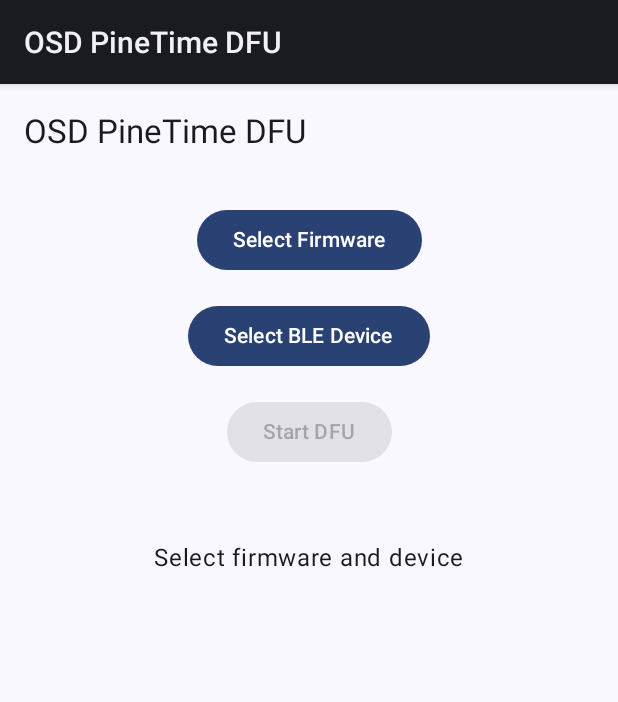
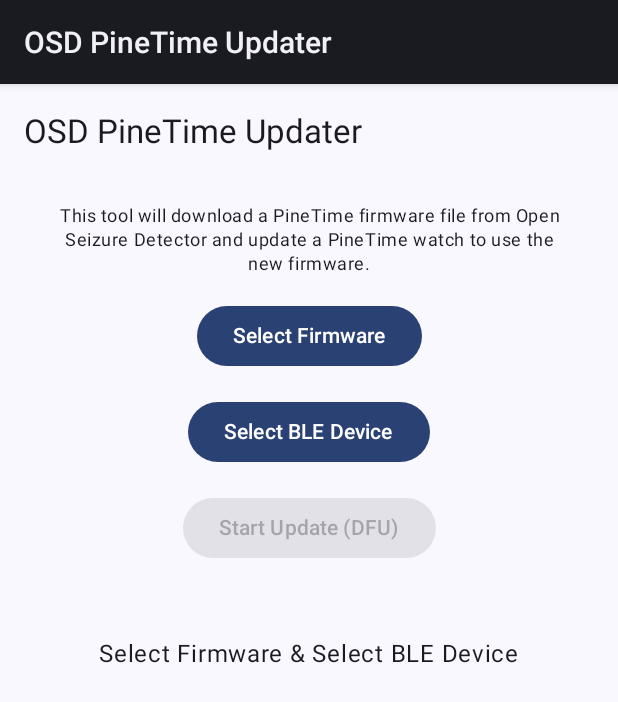
Before and after one commit to OpenSeizureDetector/Android_PineTime_Updater, an Android app built with Jetpack Compose: the screen it shows after launch (MainActivity), on a phone screen of 412 x 824 dp. Shown: the top 702 px of the screen. Run offline under Robolectric (Android 15) with nearby library versions, the phone set to English and light mode, and no system bars; our stand-ins replace Dagger/Hilt's generated code; libraries missing offline, so code that uses them is left out: com.jakewharton.retrofit2.

Commit message:
extracting text resources to strings.xml file

```diff
--- a/app/src/main/java/uk/org/openseizuredetector/pinetime/ui/MainScreen.kt
+++ b/app/src/main/java/uk/org/openseizuredetector/pinetime/ui/MainScreen.kt
@@ -13,6 +13,7 @@ import androidx.compose.ui.Alignment
 import androidx.compose.ui.Modifier
 import androidx.compose.ui.res.stringResource
 import androidx.compose.ui.text.font.FontWeight
+import androidx.compose.ui.text.style.TextAlign
 import androidx.compose.ui.unit.dp
 import androidx.hilt.navigation.compose.hiltViewModel
 import com.google.accompanist.permissions.ExperimentalPermissionsApi
@@ -92,15 +93,23 @@ fun MainScreen() {
                 verticalArrangement = Arrangement.spacedBy(16.dp),
                 horizontalAlignment = Alignment.CenterHorizontally
             ) {
+                // Added descriptive text below the app bar
+                Text(
+                    text = stringResource(R.string.app_description),
+                    style = MaterialTheme.typography.bodySmall,
+                    textAlign = TextAlign.Center,
+                    modifier = Modifier.padding(horizontal = 16.dp)
+                )
+
                 Button(onClick = {
                     firmwareViewModel.fetchFirmwareIndex()
                     showFirmwareDialog = true
                 }) {
-                    Text(text = "Select Firmware")
+                    Text(text = stringResource(R.string.select_firmware))
                 }
 
                 Button(onClick = { showScanner = true }) {
-                    Text(text = "Select BLE Device")
+                    Text(text = stringResource(R.string.select_ble_device))
                 }
 
                 val canStartDfu = firmwareUri != null &&
@@ -113,14 +122,14 @@ fun MainScreen() {
                     },
                     enabled = canStartDfu
                 ) {
-                    Text(text = "Start DFU")
+                    Text(text = stringResource(R.string.start_dfu))
                 }
 
                 // Dynamic status text area
                 val statusText = when {
-                    firmwareUri == null && selectedDevice == null -> "Select firmware and device"
-                    firmwareUri == null -> "Select firmware"
-                    selectedDevice == null -> "Select device"
+                    firmwareUri == null && selectedDevice == null -> stringResource(R.string.select_firmware) + " & " + stringResource(R.string.select_ble_device)
+                    firmwareUri == null -> stringResource(R.string.select_firmware)
+                    selectedDevice == null -> stringResource(R.string.select_ble_device)
                     else -> "Ready to start"
                 }
 
@@ -129,28 +138,28 @@ fun MainScreen() {
                 // DFU Status Display
                 when (val state = dfuState) {
                     is DfuUiState.Waiting -> {
-                        Text(text = "Waiting for device...")
+                        Text(text = stringResource(R.string.waiting_for_device))
                         CircularProgressIndicator()
                     }
                     is DfuUiState.InProgress -> {
                         LinearProgressIndicator(progress = state.progress / 100f)
-                        Text(text = "DFU in progress: ${state.progress}%")
+                        Text(text = stringResource(R.string.dfu_in_progress) + ": ${state.progress}%")
                     }
                     is DfuUiState.Success -> {
-                        Text(text = "DFU Successful!")
+                        Text(text = stringResource(R.string.dfu_successful))
                     }
                     is DfuUiState.Error -> {
-                        Text(text = "DFU Error: ${state.message}")
+                        Text(text = stringResource(R.string.dfu_error) + ": ${state.message}")
                     }
                     is DfuUiState.Idle -> {
                         // In Idle state, show the selection status
                         Text(text = statusText)
                         // Also show the selected file and device
                         firmwareUri?.let {
-                            Text(text = "Firmware: ${it.lastPathSegment}")
+                            Text(text = stringResource(R.string.firmware) + ": ${it.lastPathSegment}")
                         }
                         selectedDevice?.let {
-                            Text(text = "Device: $it")
+                            Text(text = stringResource(R.string.device) + ": $it")
                         }
                     }
                 }
@@ -158,11 +167,11 @@ fun MainScreen() {
                 // Download progress is shown separately and is always visible when downloading
                 if (downloadState is DownloadState.Downloading) {
                     LinearProgressIndicator(progress = downloadState.progress / 100f)
-                    Text(text = "Downloading firmware: ${downloadState.progress}%")
+                    Text(text = stringResource(R.string.downloading_firmware) + ": ${downloadState.progress}%")
                 }
 
                 if (postNotificationPermission?.status?.isGranted == false) {
-                    Text("Notification permission is required to run the DFU process.")
+                    Text(stringResource(R.string.notification_permission_error))
                 }
             }
         }
@@ -203,7 +212,8 @@ private fun FirmwareDialog(
                                     .clickable {
                                         onFirmwareSelected(release)
                                         onDismiss()
-                                    }.padding(vertical = 8.dp)
+                                    }
+                                    .padding(vertical = 8.dp)
                             )
                         }
                     }
--- a/app/src/main/res/values/strings.xml
+++ b/app/src/main/res/values/strings.xml
@@ -31,8 +31,21 @@
   -->
 
 <resources>
-    <string name="app_name">OSD PineTime DFU</string>
+    <string name="app_name">OSD PineTime Updater</string>
+    <string name="app_title">OpenSeizureDetector PineTime Firmware Updater</string>
 
     <string name="dfu_channel_name">Progress</string>
     <string name="dfu_channel_description">DFU operation progress.</string>
+    <string name="app_description">This tool will download a PineTime firmware file from Open Seizure Detector and update a PineTime watch to use the new firmware.</string>
+    <string name="start_dfu">Start Update (DFU)</string>
+    <string name="select_firmware">Select Firmware</string>
+    <string name="select_ble_device">Select BLE Device</string>
+    <string name="waiting_for_device">Waiting for device...</string>
+    <string name="dfu_successful">DFU Successful!</string>
+    <string name="dfu_in_progress">DFU in progress</string>
+    <string name="dfu_error">DFU Error</string>
+    <string name="firmware">Firmware</string>
+    <string name="device">Device</string>
+    <string name="downloading_firmware">Downloading firmware</string>
+    <string name="notification_permission_error">Notification permission is required to run the DFU process.</string>
 </resources>
```
Also changed, not shown: app/src/main/java/uk/org/openseizuredetector/pinetime/ui/DeviceScanner.kt (+13 -3 lines).
